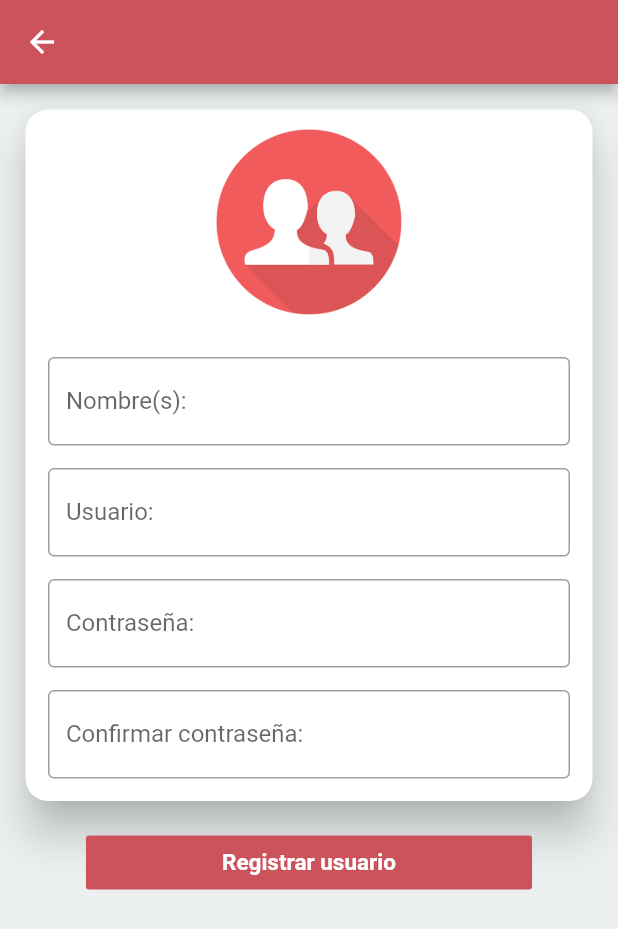
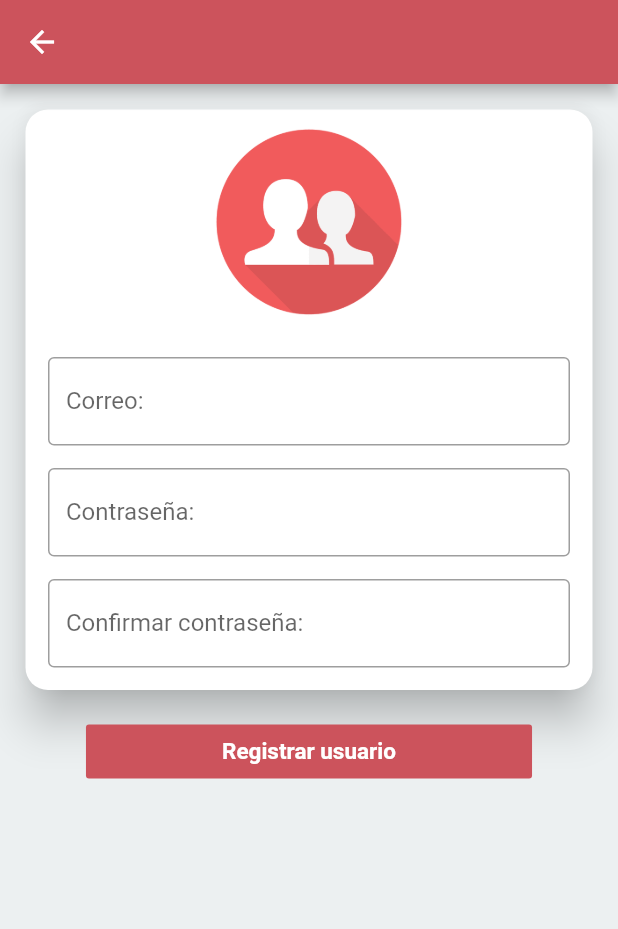
Before and after one commit to CARDONALUIS/AppFinanzasPersonales, a Flutter app: the RegUsuarioPantalla screen opened directly, on a phone screen of 412 x 824 dp. Shown: the top 929 px of the screen. Run offline on Flutter 3.47's test engine with Material 2 defaults, Android fonts, the phone set to English and light mode, and no system bars; our stand-ins replace carousel_slider, cloud_firestore, firebase_auth, firebase_core; accounts and stored records are empty; Roboto replaces fonts that are missing (Georgia).

Commit message:
Registro de usuarios
Registro de usuarios

```diff
--- a/appfinanzaspersonales/lib/RegistroUsuario.dart
+++ b/appfinanzaspersonales/lib/RegistroUsuario.dart
@@ -1,6 +1,12 @@
+import 'package:firebase_auth/firebase_auth.dart';
+import 'package:firebase_core/firebase_core.dart';
+import 'package:cloud_firestore/cloud_firestore.dart';
+
 import 'package:flutter/material.dart';
 
 class RegUsuarioPantalla extends StatelessWidget {
+  FirebaseAuth auth = FirebaseAuth.instance;
+
   @override
   Widget build(BuildContext context) {
     return Scaffold(
@@ -18,13 +24,34 @@ class RegUsuarioPantalla extends StatelessWidget {
                 ),
                 color: Color.fromRGBO(204, 83, 92, 1),
                 textColor: Colors.white,
-                onPressed: () {
+                onPressed: () async {
                   Navigator.pop(context);
+                  //registerUser();
+                  if (contrasenaController.text ==
+                      contrasenaConfirmacionController.text) {
+                    UserCredential credential = await register(
+                        usuarioController.text, contrasenaController.text);
+                    if (credential.user != null) {
+                      print("USUARIO REGISTRADO");
+                    } else {
+                      print("USUARIO NO REGISTRADO");
+                    }
+                  } else {
+                    print("CONTRASEÑAS NO CONICIDEN");
+                  }
                 }),
           ],
         )));
   }
+
+  Future<UserCredential> register(String _email, String _pass) async {
+    return auth.createUserWithEmailAndPassword(email: _email, password: _pass);
+  }
 }
+
+final usuarioController = TextEditingController();
+final contrasenaController = TextEditingController();
+final contrasenaConfirmacionController = TextEditingController();
 
 Card registroCard() {
   return Card(
@@ -51,19 +78,9 @@ Card registroCard() {
             decoration: InputDecoration(
                 fillColor: Color.fromRGBO(204, 83, 92, 1),
                 border: OutlineInputBorder(),
-                labelText: 'Nombre(s):',
-                hintText: 'Ingresa tu nombre'),
-          ),
-        ),
-        Padding(
-          padding: const EdgeInsets.only(
-              left: 15.0, right: 15.0, top: 15, bottom: 0),
-          child: TextField(
-            decoration: InputDecoration(
-                fillColor: Color.fromRGBO(204, 83, 92, 1),
-                border: OutlineInputBorder(),
-                labelText: 'Usuario:',
-                hintText: 'Nombre de usuario'),
+                labelText: 'Correo:',
+                hintText: 'Ingresa tu correo'),
+            controller: usuarioController,
           ),
         ),
         Padding(
@@ -75,6 +92,7 @@ Card registroCard() {
                 border: OutlineInputBorder(),
                 labelText: 'Contraseña:',
                 hintText: 'Al menos 6 caracteres'),
+            controller: contrasenaController,
           ),
         ),
         Padding(
@@ -86,6 +104,7 @@ Card registroCard() {
                 border: OutlineInputBorder(),
                 labelText: 'Confirmar contraseña:',
                 hintText: 'Al menos 6 caracteres'),
+            controller: contrasenaConfirmacionController,
           ),
         ),
       ],
```
Also changed, not shown: appfinanzaspersonales/lib/main.dart (+7 -6 lines).
